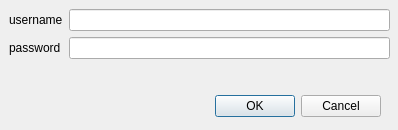
Roflincopter/dmp, file qt-client/dmp_client_login_dialog.ui: the form before one commit.
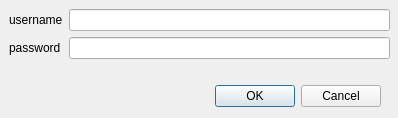
The form after the commit.

Commit message: Fixes tab focus on the LoginDialog

Patch:
```diff
--- a/qt-client/dmp_client_login_dialog.ui
+++ b/qt-client/dmp_client_login_dialog.ui
@@ -7,7 +7,7 @@
     <x>0</x>
     <y>0</y>
     <width>398</width>
-    <height>130</height>
+    <height>118</height>
    </rect>
   </property>
   <property name="windowTitle">
@@ -17,7 +17,7 @@
    <property name="geometry">
     <rect>
      <x>40</x>
-     <y>90</y>
+     <y>80</y>
      <width>341</width>
      <height>32</height>
     </rect>
@@ -38,7 +38,7 @@
      <x>9</x>
      <y>9</y>
      <width>381</width>
-     <height>71</height>
+     <height>61</height>
     </rect>
    </property>
    <layout class="QFormLayout" name="formLayout">
```
Left out of the diff: 22 changed lines with no effect on the pictures.
